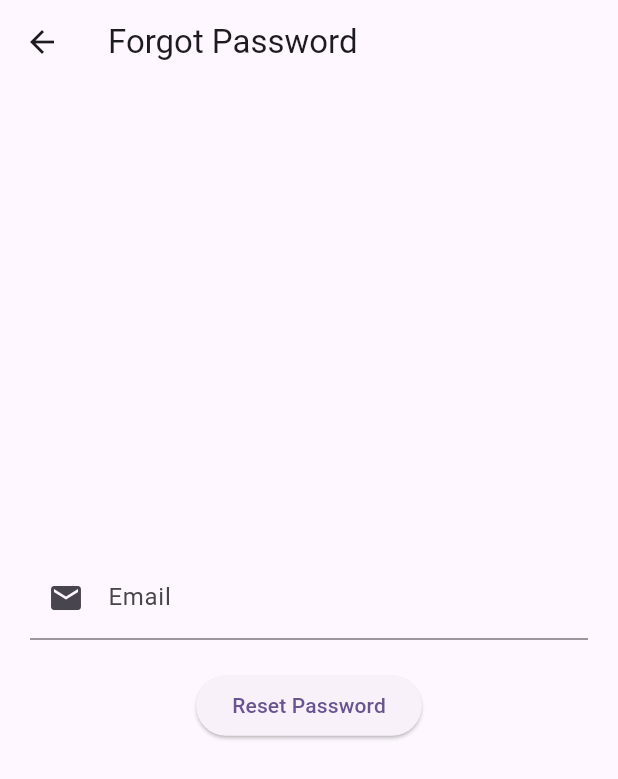
After one commit to abraralidev/Cybex-batch-7, a Flutter app: the screen it shows after launch, after a tap on "Forgot Password", on a phone screen of 412 x 824 dp. The commit adds this screen. Shown: the top 779 px of the screen. Run offline on Flutter 3.47's test engine with Material 2 defaults, Android fonts, the phone set to English and light mode, and no system bars; our stand-ins replace cloud_firestore, firebase_auth, firebase_core; accounts and stored records are empty.

Commit message:
add: forgot password , sign out, splash screen

```diff
--- a/class_9/lib/main.dart
+++ b/class_9/lib/main.dart
@@ -1,9 +1,9 @@
-import 'package:class_9/screens/Auth/login.dart';
-import 'package:class_9/screens/home/home.dart';
+
 import 'package:firebase_core/firebase_core.dart';
 import 'package:flutter/material.dart';
 
 import 'firebase_options.dart';
+import 'screens/splashscreen/splashscreen.dart';
 
 Future<void> main() async {
   WidgetsFlutterBinding.ensureInitialized();
@@ -25,7 +25,7 @@ class MyApp extends StatelessWidget {
         colorScheme: ColorScheme.fromSeed(seedColor: Colors.deepPurple),
         useMaterial3: true,
       ),
-      home: const Home()
+      home: const SplashScreen()
     );
   }
 }
--- /dev/null
+++ b/class_9/lib/screens/Auth/forgotpassword.dart
@@ -0,0 +1,77 @@
+// ignore_for_file: avoid_print, invalid_return_type_for_catch_error
+
+import 'package:firebase_auth/firebase_auth.dart';
+import 'package:flutter/material.dart';
+
+class ForgotPassword extends StatefulWidget {
+  const ForgotPassword({super.key});
+
+  @override
+  State<ForgotPassword> createState() => _ForgotPasswordState();
+}
+
+class _ForgotPasswordState extends State<ForgotPassword> {
+  final TextEditingController email = TextEditingController();
+
+  final FirebaseAuth _auth = FirebaseAuth.instance;
+  final GlobalKey<FormState> _formKey = GlobalKey<FormState>();
+
+  @override
+  Widget build(BuildContext context) {
+    return Scaffold(
+      appBar: AppBar(
+        title: const Text('Forgot Password'),
+      ),
+      body: Form(
+        key: _formKey,
+        child: Padding(
+          padding: const EdgeInsets.all(20.0),
+          child: Column(
+            mainAxisAlignment: MainAxisAlignment.center,
+            children: [
+              TextFormField(
+                keyboardType: TextInputType.emailAddress,
+                controller: email,
+                validator: (value) {
+                  if (value!.isEmpty) {
+                    return 'Please enter your email';
+                  }
+                  return null;
+                },
+                decoration: const InputDecoration(
+                  prefixIcon: Icon(Icons.email),
+                  labelText: 'Email',
+                  hintText: 'Enter your email',
+                ),
+              ),
+              const SizedBox(
+                height: 20,
+              ),
+              ElevatedButton(
+                  onPressed: () {
+                    print(email.text);
+
+                    if (_formKey.currentState!.validate()) {
+                      _auth
+                          .sendPasswordResetEmail(
+                            email: email.text,
+                          )
+                          .then((value) => {
+                                print('Email Sent'),
+                              })
+                          .catchError((e) {
+                        return print(e);
+                      });
+                    }
+                  },
+                  child: const Text('Reset Password')),
+              const SizedBox(
+                height: 15,
+              ),
+            ],
+          ),
+        ),
+      ),
+    );
+  }
+}
--- a/class_9/lib/screens/Auth/login.dart
+++ b/class_9/lib/screens/Auth/login.dart
@@ -1,5 +1,6 @@
 // ignore_for_file: avoid_print, invalid_return_type_for_catch_error
 
+import 'package:class_9/screens/Auth/forgotpassword.dart';
 import 'package:firebase_auth/firebase_auth.dart';
 import 'package:flutter/material.dart';
 
@@ -69,6 +70,19 @@ class _LoginState extends State<Login> {
               const SizedBox(
                 height: 20,
               ),
+              Row(
+                mainAxisAlignment: MainAxisAlignment.end,
+                children: [
+                  TextButton(
+                      onPressed: () {
+                        Navigator.push(
+                            context,
+                            MaterialPageRoute(
+                                builder: (context) => const ForgotPassword()));
+                      },
+                      child: const Text('Forgot Password')),
+                ],
+              ),
               ElevatedButton(
                   onPressed: () {
                     print(email.text);
--- a/class_9/lib/screens/Auth/register.dart
+++ b/class_9/lib/screens/Auth/register.dart
@@ -98,7 +98,7 @@ class _RegisterState extends State<Register> {
                   const Text('Do you have an account?'),
                   TextButton(
                       onPressed: () {
-                        Navigator.push(
+                        Navigator.pushReplacement(
                             context,
                             MaterialPageRoute(
                                 builder: (context) => const Login()));
--- /dev/null
+++ b/class_9/lib/screens/splashscreen/splashscreen.dart
@@ -0,0 +1,40 @@
+import 'package:class_9/screens/home/home.dart';
+import 'package:firebase_auth/firebase_auth.dart';
+import 'package:flutter/material.dart';
+
+import '../Auth/login.dart';
+
+class SplashScreen extends StatefulWidget {
+  const SplashScreen({super.key});
+
+  @override
+  State<SplashScreen> createState() => _SplashScreenState();
+}
+
+class _SplashScreenState extends State<SplashScreen> {
+  final FirebaseAuth _auth = FirebaseAuth.instance;
+  @override
+  void initState() {
+    Future.delayed(const Duration(seconds: 3), () {
+
+      if (_auth.currentUser == null) {
+        Navigator.pushReplacement(
+            context, MaterialPageRoute(builder: (context) => const Login()));
+      } else {
+        Navigator.pushReplacement(
+            context, MaterialPageRoute(builder: (context) => const Home()));
+      }
+
+    });
+    super.initState();
+  }
+
+  @override
+  Widget build(BuildContext context) {
+    return const Scaffold(
+      body: Center(
+        child: Text('Splash Screen'),
+      ),
+    );
+  }
+}
```
Also changed, not shown: class_9/lib/screens/home/home.dart (+13 -0 lines).
